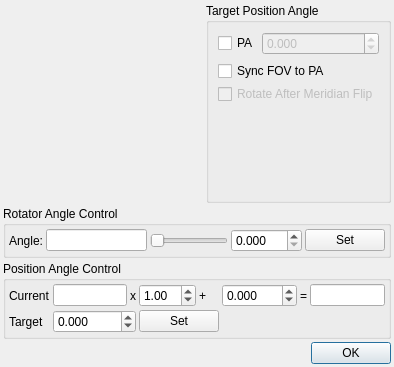
The window that kstars/ekos/capture/rotatorsettings.ui (KDE/kstars) describes before a commit, drawn with Qt 5.
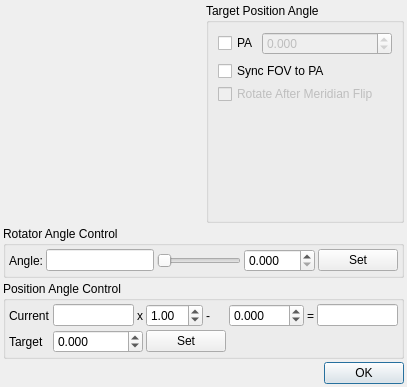
The same window after the commit. Custom widgets are drawn as their Qt base class.

```diff
--- a/kstars/ekos/capture/rotatorsettings.ui
+++ b/kstars/ekos/capture/rotatorsettings.ui
@@ -6,8 +6,8 @@
    <rect>
     <x>0</x>
     <y>0</y>
-    <width>382</width>
-    <height>364</height>
+    <width>407</width>
+    <height>387</height>
    </rect>
   </property>
   <property name="windowTitle">
@@ -313,7 +313,7 @@
       <item row="0" column="4">
        <widget class="QLabel" name="label_4">
         <property name="text">
-         <string>+</string>
+         <string>-</string>
         </property>
        </widget>
       </item>
```
